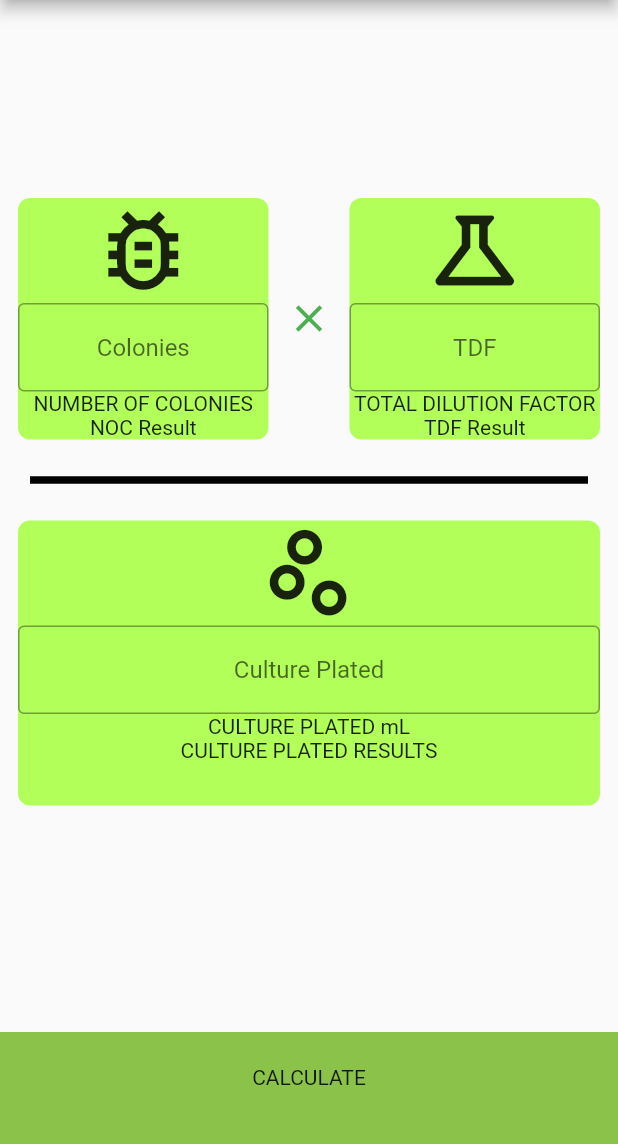
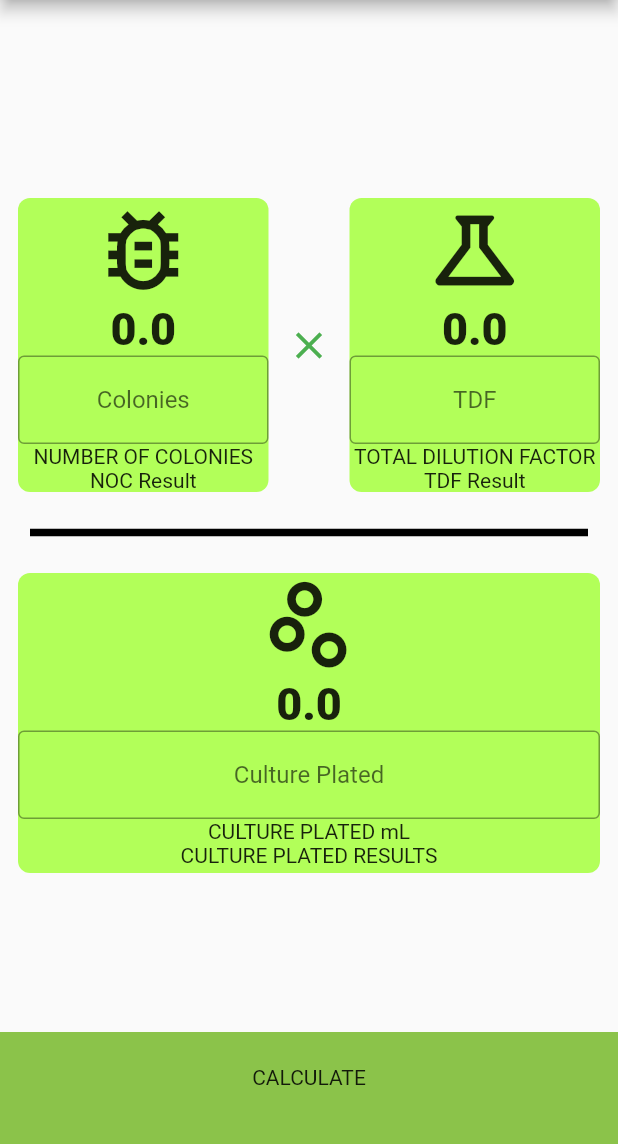
Before and after one commit to Jmaun22/CFU-calculator, a Flutter app: the screen it shows after launch, on a phone screen of 412 x 824 dp, the part 84-1228 px from its top. Run offline on Flutter 3.47's test engine with Material 2 defaults, Android fonts, the light colour scheme and no system bars.

Commit message:
added onchanged to the inputs

```diff
--- a/lib/screens/home_screen.dart
+++ b/lib/screens/home_screen.dart
@@ -4,9 +4,25 @@
 
 import 'package:flutter/material.dart';
 
+import '../widgets/constants.dart';
+
 double spacerSpace = 40;
 
-class HomeScreen extends StatelessWidget {
+class HomeScreen extends StatefulWidget {
+  @override
+  State<HomeScreen> createState() => _HomeScreenState();
+}
+
+class _HomeScreenState extends State<HomeScreen> {
+
+
+
+
+
+  double colonies = 0;
+  double tdf = 0;
+  double culture_plated = 0;
+
   @override
   Widget build(BuildContext context) {
     return Scaffold(
@@ -14,7 +30,8 @@
         title: Text('CFU CALCULATOR'),
       ),
       // make scrollable to fix overflow
-      body: ListView(keyboardDismissBehavior: ScrollViewKeyboardDismissBehavior.onDrag,
+      body: ListView(
+        keyboardDismissBehavior: ScrollViewKeyboardDismissBehavior.onDrag,
         children: <Widget>[
           // space above
 
@@ -34,13 +51,25 @@
                         size: 70.0,
                       ),
 
+                      // number
+                      Text(
+                         colonies.toString(),
+                        style: inputCardStyle,
+                      ),
+
                       //  input for number of colonies
                       TextField(
+                          // controller:  myController ,
+                        onChanged: (text) {
+                          setState(() {
+                                 colonies = double.parse(text);
+
+                          });
+
+                        },
+
                         keyboardType: TextInputType.number,
-
-
-
-                         textAlign: TextAlign.center,
+                        textAlign: TextAlign.center,
                         decoration: InputDecoration(
                           border: OutlineInputBorder(),
                           hintText: 'Colonies',
@@ -48,8 +77,9 @@
                       ),
 
                       FittedBox(
-                          fit: BoxFit.fitWidth,
-                          child: Text('NUMBER OF COLONIES')),
+                        fit: BoxFit.fitWidth,
+                        child: Text('NUMBER OF COLONIES'),
+                      ),
                       Text('NOC Result'),
                     ],
                   ),
@@ -79,11 +109,26 @@
                         Icons.science_outlined,
                         size: 70.0,
                       ),
+
+                      // number
+                      Text(
+                        tdf.toString(),
+                        style: inputCardStyle,
+                      ),
+
                       //  input diltuion factor
                       TextField(
-                        keyboardType: TextInputType.numberWithOptions(decimal: true),
+                         onChanged: (text) {
+                          setState(() {
+                                 tdf = double.parse(text);
 
-                                textAlign: TextAlign.center,
+                          });
+
+                          print('First text field: $colonies');
+                        },
+                        keyboardType:
+                            TextInputType.numberWithOptions(decimal: true),
+                        textAlign: TextAlign.center,
                         decoration: InputDecoration(
                           border: OutlineInputBorder(),
                           hintText: 'TDF',
@@ -137,11 +182,24 @@
                     Icons.scatter_plot_outlined,
                     size: 70.0,
                   ),
+                  Text(
+                    culture_plated.toString(),
+                    style: inputCardStyle,
+                  ),
 
                   // input
                   TextField(
-                    keyboardType: TextInputType.numberWithOptions(decimal: true),
-                            textAlign: TextAlign.center,
+                     onChanged: (text) {
+                          setState(() {
+                               culture_plated = double.parse(text);
+
+                          });
+
+                          print('First text field: $colonies');
+                        },
+                    keyboardType:
+                        TextInputType.numberWithOptions(decimal: true),
+                    textAlign: TextAlign.center,
                     decoration: InputDecoration(
                       border: OutlineInputBorder(),
                       hintText: 'Culture Plated',
@@ -156,7 +214,7 @@
                 borderRadius: BorderRadius.circular(8.0),
                 color: Colors.lightGreenAccent,
               ),
-                        height: 190.0,
+              height: 200.0,
             ),
           ),
           // space below
--- /dev/null
+++ b/lib/widgets/constants.dart
@@ -0,0 +1,7 @@
+import 'package:flutter/material.dart';
+
+
+const inputCardStyle = TextStyle(
+  fontSize: 30.0,
+  fontWeight: FontWeight.w900,
+);
```
